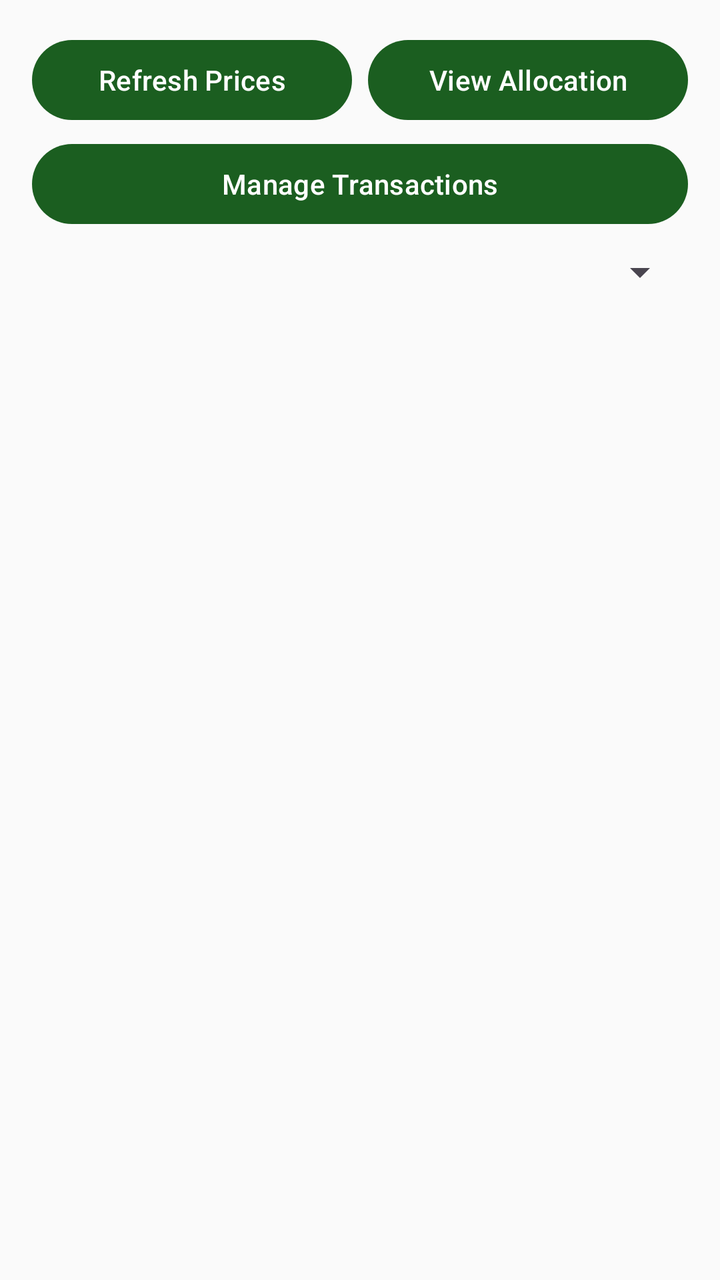
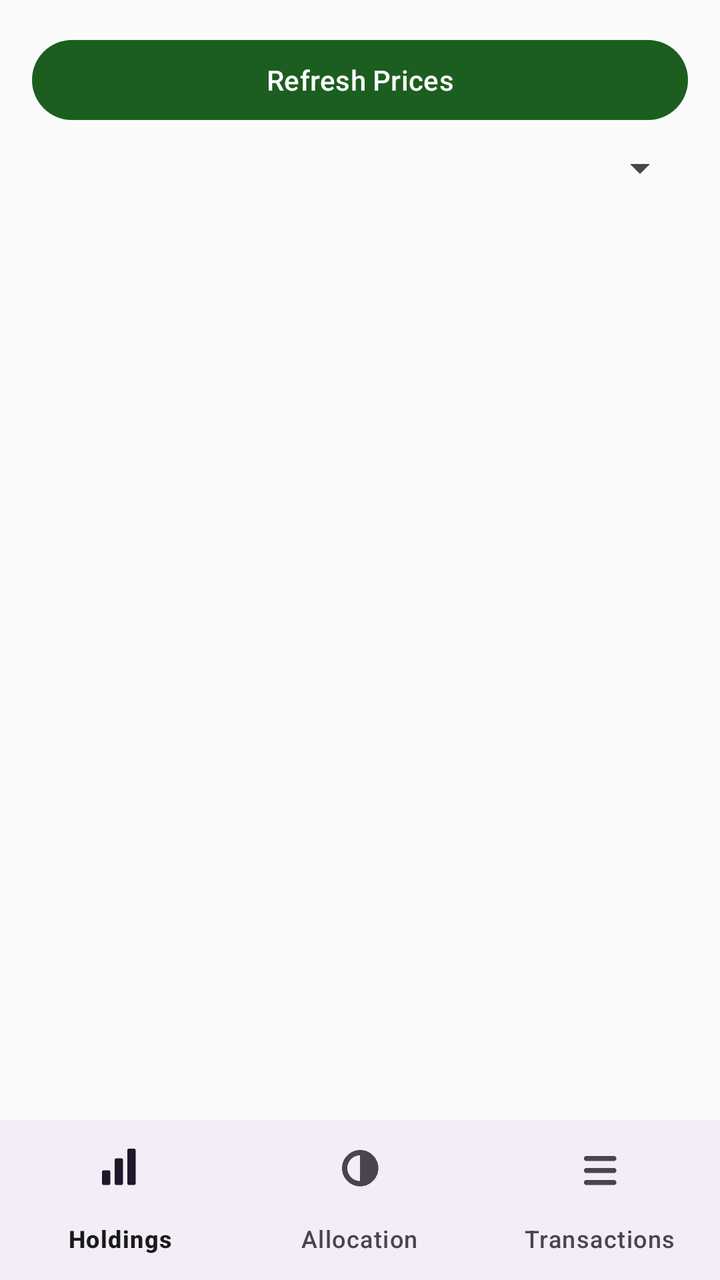

The first picture is an Android layout as it rendered before a commit; the second is the same layout after the commit. The layout source and the unified diff follow.
<!-- AndroidManifest.xml: application theme Theme.PersonalPortfolio -->
<!-- res/layout/activity_holdings.xml -->
<?xml version="1.0" encoding="utf-8"?>
<LinearLayout xmlns:android="http://schemas.android.com/apk/res/android"
    android:layout_width="match_parent"
    android:layout_height="match_parent"
    android:orientation="vertical"
    android:padding="16dp">

    <LinearLayout
        android:layout_width="match_parent"
        android:layout_height="wrap_content"
        android:orientation="horizontal">

        <Button
            android:id="@+id/refreshPricesButton"
            android:layout_width="0dp"
            android:layout_height="wrap_content"
            android:layout_weight="1"
            android:layout_marginEnd="4dp"
            android:text="Refresh Prices" />

        <Button
            android:id="@+id/viewAllocationButton"
            android:layout_width="0dp"
            android:layout_height="wrap_content"
            android:layout_weight="1"
            android:layout_marginStart="4dp"
            android:text="View Allocation" />

    </LinearLayout>

    <Button
        android:id="@+id/manageTransactionsButton"
        android:layout_width="match_parent"
        android:layout_height="wrap_content"
        android:layout_marginTop="4dp"
        android:text="Manage Transactions" />

    <Spinner
        android:id="@+id/memberFilterSpinner"
        android:layout_width="match_parent"
        android:layout_height="wrap_content"
        android:layout_marginTop="8dp" />

    <TextView
        android:id="@+id/holdingsSummary"
        android:layout_width="match_parent"
        android:layout_height="wrap_content"
        android:layout_marginTop="12dp"
        android:textSize="15sp"
        android:textStyle="bold" />

    <TextView
        android:id="@+id/xirrSummary"
        android:layout_width="match_parent"
        android:layout_height="wrap_content"
        android:textSize="14sp" />

    <androidx.recyclerview.widget.RecyclerView
        android:id="@+id/holdingsRecyclerView"
        android:layout_width="match_parent"
        android:layout_height="0dp"
        android:layout_weight="1"
        android:layout_marginTop="12dp" />

</LinearLayout>
<!-- resources referenced by this layout -->
<resources>
  <style name="Theme.PersonalPortfolio" parent="Theme.Material3.DayNight.NoActionBar">
          <item name="colorPrimary">@color/colorPrimary</item>
          <item name="colorPrimaryVariant">@color/colorPrimaryVariant</item>
          <item name="colorOnPrimary">@color/colorOnPrimary</item>
  
          <item name="colorSecondary">@color/colorSecondary</item>
          <item name="colorOnSecondary">@color/colorOnSecondary</item>
  
          <item name="android:colorBackground">@color/colorBackground</item>
          <item name="colorOnBackground">@color/colorOnBackground</item>
  
          <item name="colorSurface">@color/colorSurface</item>
          <item name="colorOnSurface">@color/colorOnSurface</item>
  
          <item name="android:statusBarColor">@color/colorPrimaryVariant</item>
      </style>
  <color name="colorPrimary">#1B5E20</color>
  <color name="colorPrimaryVariant">#0D3B12</color>
  <color name="colorOnPrimary">#FFFFFF</color>
  <color name="colorSecondary">#00897B</color>
  <color name="colorOnSecondary">#FFFFFF</color>
  <color name="colorBackground">#FAFAFA</color>
  <color name="colorOnBackground">#1A1A1A</color>
  <color name="colorSurface">#FFFFFF</color>
  <color name="colorOnSurface">#1A1A1A</color>
</resources>

<!-- the commit's change to res/layout/activity_holdings.xml (unified diff, before → after) -->
@@ -2,64 +2,55 @@
 <LinearLayout xmlns:android="http://schemas.android.com/apk/res/android"
     android:layout_width="match_parent"
     android:layout_height="match_parent"
-    android:orientation="vertical"
-    android:padding="16dp">
+    android:orientation="vertical">
 
     <LinearLayout
         android:layout_width="match_parent"
-        android:layout_height="wrap_content"
-        android:orientation="horizontal">
+        android:layout_height="0dp"
+        android:layout_weight="1"
+        android:orientation="vertical"
+        android:padding="16dp">
 
         <Button
             android:id="@+id/refreshPricesButton"
-            android:layout_width="0dp"
+            android:layout_width="match_parent"
             android:layout_height="wrap_content"
-            android:layout_weight="1"
-            android:layout_marginEnd="4dp"
             android:text="Refresh Prices" />
 
-        <Button
-            android:id="@+id/viewAllocationButton"
-            android:layout_width="0dp"
+        <Spinner
+            android:id="@+id/memberFilterSpinner"
+            android:layout_width="match_parent"
             android:layout_height="wrap_content"
+            android:layout_marginTop="8dp" />
+
+        <TextView
+            android:id="@+id/holdingsSummary"
+            android:layout_width="match_parent"
+            android:layout_height="wrap_content"
+            android:layout_marginTop="12dp"
+            android:textSize="15sp"
+            android:textStyle="bold" />
+
+        <TextView
+            android:id="@+id/xirrSummary"
+            android:layout_width="match_parent"
+            android:layout_height="wrap_content"
+            android:textSize="14sp" />
+
+        <androidx.recyclerview.widget.RecyclerView
+            android:id="@+id/holdingsRecyclerView"
+            android:layout_width="match_parent"
+            android:layout_height="0dp"
             android:layout_weight="1"
-            android:layout_marginStart="4dp"
-            android:text="View Allocation" />
+            android:layout_marginTop="12dp" />
 
     </LinearLayout>
 
-    <Button
-        android:id="@+id/manageTransactionsButton"
+    <com.google.android.material.bottomnavigation.BottomNavigationView
+        android:id="@+id/bottomNav"
         android:layout_width="match_parent"
         android:layout_height="wrap_content"
-        android:layout_marginTop="4dp"
-        android:text="Manage Transactions" />
-
-    <Spinner
-        android:id="@+id/memberFilterSpinner"
-        android:layout_width="match_parent"
-        android:layout_height="wrap_content"
-        android:layout_marginTop="8dp" />
-
-    <TextView
-        android:id="@+id/holdingsSummary"
-        android:layout_width="match_parent"
-        android:layout_height="wrap_content"
-        android:layout_marginTop="12dp"
-        android:textSize="15sp"
-        android:textStyle="bold" />
-
-    <TextView
-        android:id="@+id/xirrSummary"
-        android:layout_width="match_parent"
-        android:layout_height="wrap_content"
-        android:textSize="14sp" />
-
-    <androidx.recyclerview.widget.RecyclerView
-        android:id="@+id/holdingsRecyclerView"
-        android:layout_width="match_parent"
-        android:layout_height="0dp"
-        android:layout_weight="1"
-        android:layout_marginTop="12dp" />
+        app:menu="@menu/bottom_nav_menu"
+        xmlns:app="http://schemas.android.com/apk/res-auto" />
 
 </LinearLayout>
